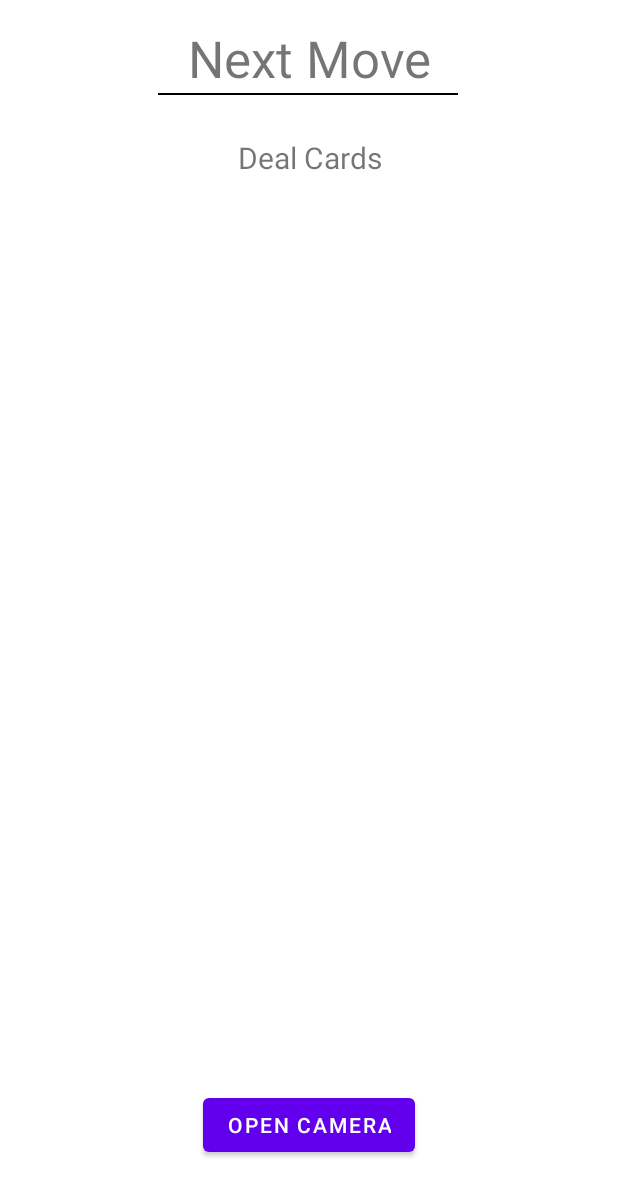
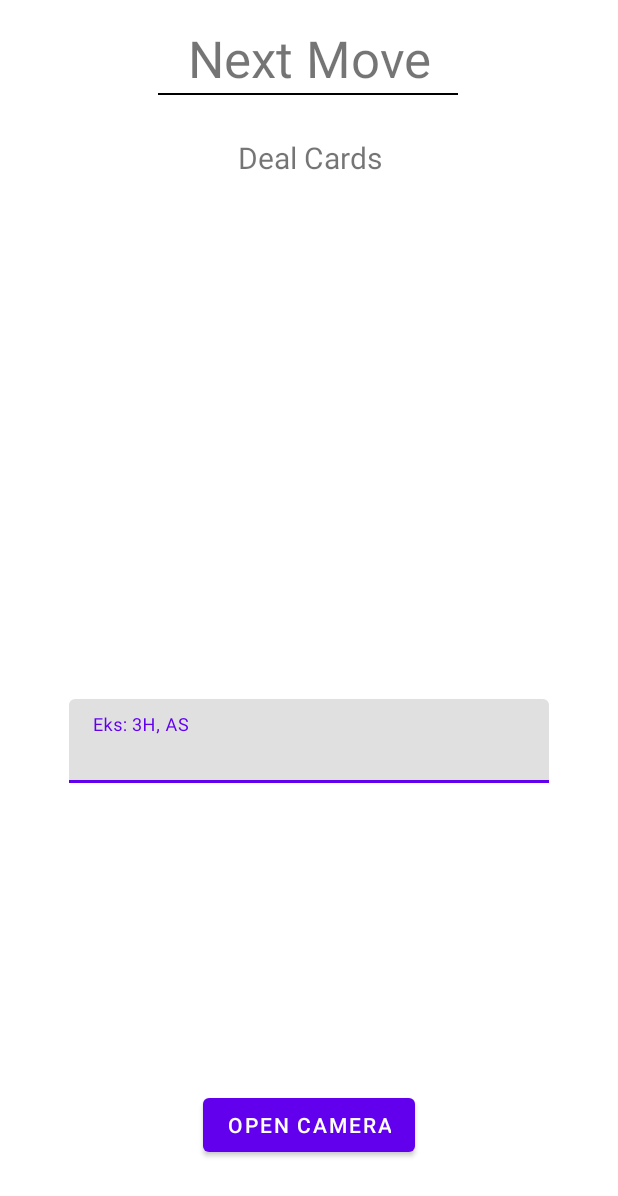
Before and after one commit to Azeliah/SolitaireCDIO, an Android app: the layout fragment_moves.xml on its own in the app's theme, with its tools: preview values and no code run, on a phone screen of 412 x 824 dp. Shown: the top 1196 px of the screen. Run offline under Robolectric (Android 15) with nearby library versions, the phone set to English and light mode, and no system bars.

Commit message:
Added inputfield, used to type in cards which can't be recognized by the program

```diff
--- a/app/src/main/res/layout/fragment_moves.xml
+++ b/app/src/main/res/layout/fragment_moves.xml
@@ -56,4 +56,19 @@
         app:layout_constraintHorizontal_bias="0.487"
         app:layout_constraintStart_toStartOf="parent"
         app:layout_constraintTop_toBottomOf="@+id/view" />
+
+    <com.google.android.material.textfield.TextInputLayout
+        android:id="@+id/input_field"
+        android:layout_width="320dp"
+        android:layout_height="60dp"
+        android:layout_marginBottom="200dp"
+        app:layout_constraintBottom_toTopOf="@+id/open_camera_button"
+        app:layout_constraintEnd_toEndOf="parent"
+        app:layout_constraintStart_toStartOf="parent">
+
+        <com.google.android.material.textfield.TextInputEditText
+            android:layout_width="match_parent"
+            android:layout_height="wrap_content"
+            android:hint="@string/input_field_hint" />
+    </com.google.android.material.textfield.TextInputLayout>
 </androidx.constraintlayout.widget.ConstraintLayout>
--- a/app/src/main/res/values/strings.xml
+++ b/app/src/main/res/values/strings.xml
@@ -4,4 +4,6 @@
     <string name="rotation_indicator_text">x: %f y: %f, z: %f</string>
     <string name="next_move">Next Move</string>
     <string name="deal_cards">Deal Cards</string>
+    <string name="input_field_hint">Eks: &quot;3H&quot;, &quot;AS&quot;</string>
+    <string name="ok">OK</string>
 </resources>
```
Also changed, not shown: app/src/main/java/com/cdio/solitaire/fragment/MovesFragment.kt (+35 -2 lines).
